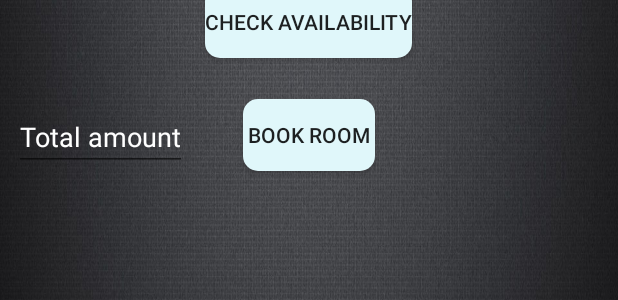
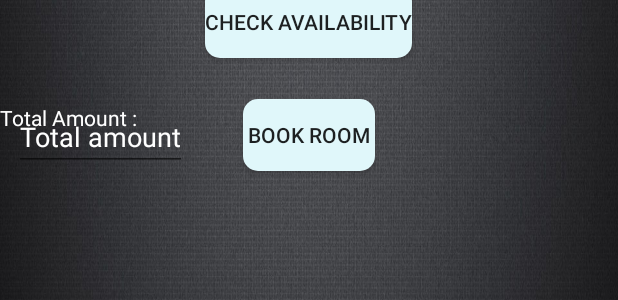
Before and after one commit to daivatvaishnani/HotelManagement, an Android app: the layout content_guestactivity.xml on its own in the app's theme, with its tools: preview values and no code run, on a phone screen of 412 x 824 dp. Shown: the part 571-871 px from the top of the screen. Run offline under Robolectric (Android 15) with nearby library versions, the phone set to English and light mode, and no system bars.

Commit message:
bill is going to be printed baby

```diff
--- a/app/src/main/res/layout/content_guestactivity.xml
+++ b/app/src/main/res/layout/content_guestactivity.xml
@@ -215,6 +215,14 @@
         android:layout_height="match_parent"
         android:background="#ffff"
         android:visibility="gone"/>
+    <TextView
+        android:id="@+id/totalbill"
+        android:layout_width="wrap_content"
+        android:layout_height="wrap_content"
+        android:text="Total Amount :"
+        android:layout_marginBottom="20dp"
+        android:layout_alignTop="@id/bill"
+        android:textColor="#fff"/>
 
     <EditText
         android:id="@+id/bill"
```
Also changed, not shown: app/src/main/java/com/example/shivam/HotelManagement/Activity/GuestActivity.java (+30 -15 lines).
